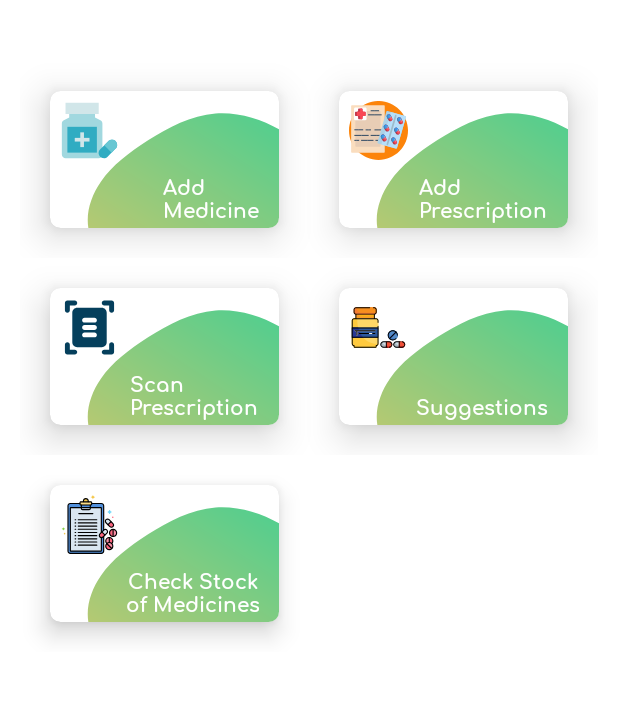
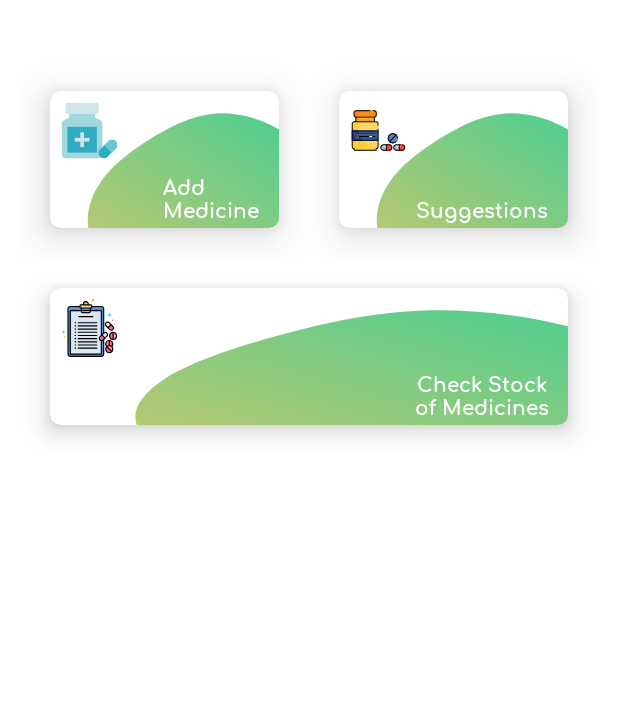
Before and after one commit to Akshi-Vasaniya/MediTrack, an Android app: the screen it shows after launch once a user with an empty profile is signed in (HomeActivity), on a phone screen of 412 x 824 dp, the part 63-765 px from its top. Run offline under Robolectric (Android 15) with nearby library versions, the phone set to English and light mode, and no system bars; our stand-ins replace Firebase (no records; nobody signed in at launch, a user with empty details on screens opened directly), navigation-ui, sdp/ssp sizes.

Commit message:
Commented out Add & Scan Prescription LinearLayout

```diff
--- a/app/src/main/java/com/example/meditrack/homeActivity/home/HomeFragment.kt
+++ b/app/src/main/java/com/example/meditrack/homeActivity/home/HomeFragment.kt
@@ -190,7 +190,7 @@ class HomeFragment : Fragment() {
                 withContext(Dispatchers.Main){
                     /*menuLayout.usernameTxt.text=requireActivity().getString(R.string.full_name,userData.name,userData.surname)*/
                     addMedicineImageView.setSVG(addMedicineSVG)
-                    addPrescriptionImageView.setSVG(addPrescriptionSVG)
+//                    addPrescriptionImageView.setSVG(addPrescriptionSVG)
                     checkStockMedicinesImageView.setSVG(checkStockMedicineSVG)
                     medicineSuggestionsImageView.setSVG(medicineSuggestionSVG)
                 }
--- a/app/src/main/res/layout/fragment_home.xml
+++ b/app/src/main/res/layout/fragment_home.xml
@@ -98,6 +98,52 @@
                     </androidx.constraintlayout.widget.ConstraintLayout>
                 </com.google.android.material.card.MaterialCardView>
                 <com.google.android.material.card.MaterialCardView
+                    android:id="@+id/suggestionMedicineCard"
+                    android:layout_width="@dimen/_50sdp"
+                    android:layout_height="@dimen/_70sdp"
+                    app:cardCornerRadius="7dp"
+                    app:cardElevation="15dp"
+                    android:layout_weight="1"
+                    android:clickable="true"
+                    android:focusable="true"
+                    android:layout_margin="20dp"
+                    android:focusableInTouchMode="false"
+                    android:clipToPadding="false">
+                    <androidx.constraintlayout.widget.ConstraintLayout
+                        android:layout_width="match_parent"
+                        android:layout_height="match_parent"
+                        android:background="@drawable/shape_card_view">
+
+                        <com.caverock.androidsvg.SVGImageView
+                            android:id="@+id/medicineSuggestionsImageView"
+                            android:layout_width="@dimen/_30sdp"
+                            android:layout_height="@dimen/_30sdp"
+                            android:layout_marginTop="@dimen/_5sdp"
+                            android:layout_marginStart="@dimen/_5sdp"
+                            app:layout_constraintStart_toStartOf="parent"
+                            app:layout_constraintTop_toTopOf="parent" />
+
+                        <TextView
+                            android:layout_width="wrap_content"
+                            android:layout_height="wrap_content"
+                            android:textAlignment="center"
+                            android:fontFamily="@font/comfortaa_bold"
+                            android:text="Suggestions"
+                            android:textColor="@color/white"
+                            android:textSize="@dimen/_10sdp"
+                            android:layout_marginEnd="@dimen/_10sdp"
+                            android:layout_marginBottom="@dimen/_2sdp"
+                            app:layout_constraintBottom_toBottomOf="parent"
+                            app:layout_constraintEnd_toEndOf="parent"/>
+                    </androidx.constraintlayout.widget.ConstraintLayout>
+                </com.google.android.material.card.MaterialCardView>
+            </LinearLayout>
+            <LinearLayout
+                android:layout_width="match_parent"
+                android:layout_height="wrap_content"
+                android:orientation="horizontal"
+                android:visibility="gone">
+                <com.google.android.material.card.MaterialCardView
                     android:id="@+id/addPrescriptionCard"
                     android:layout_width="@dimen/_50sdp"
                     android:layout_height="@dimen/_70sdp"
@@ -138,11 +184,6 @@
                             app:layout_constraintEnd_toEndOf="parent"/>
                     </androidx.constraintlayout.widget.ConstraintLayout>
                 </com.google.android.material.card.MaterialCardView>
-            </LinearLayout>
-            <LinearLayout
-                android:layout_width="match_parent"
-                android:layout_height="wrap_content"
-                android:orientation="horizontal">
                 <com.google.android.material.card.MaterialCardView
                     android:layout_width="@dimen/_50sdp"
                     android:layout_height="@dimen/_70sdp"
@@ -181,46 +222,6 @@
                             android:layout_marginBottom="@dimen/_2sdp"
                             app:layout_constraintBottom_toBottomOf="parent"
                             app:layout_constraintEnd_toEndOf="parent" />
-                    </androidx.constraintlayout.widget.ConstraintLayout>
-                </com.google.android.material.card.MaterialCardView>
-                <com.google.android.material.card.MaterialCardView
-                    android:id="@+id/suggestionMedicineCard"
-                    android:layout_width="@dimen/_50sdp"
-                    android:layout_height="@dimen/_70sdp"
-                    app:cardCornerRadius="7dp"
-                    app:cardElevation="15dp"
-                    android:layout_weight="1"
-                    android:clickable="true"
-                    android:focusable="true"
-                    android:layout_margin="20dp"
-                    android:focusableInTouchMode="false"
-                    android:clipToPadding="false">
-                    <androidx.constraintlayout.widget.ConstraintLayout
-                        android:layout_width="match_parent"
-                        android:layout_height="match_parent"
-                        android:background="@drawable/shape_card_view">
-
-                        <com.caverock.androidsvg.SVGImageView
-                            android:id="@+id/medicineSuggestionsImageView"
-                            android:layout_width="@dimen/_30sdp"
-                            android:layout_height="@dimen/_30sdp"
-                            android:layout_marginTop="@dimen/_5sdp"
-                            android:layout_marginStart="@dimen/_5sdp"
-                            app:layout_constraintStart_toStartOf="parent"
-                            app:layout_constraintTop_toTopOf="parent" />
-
-                        <TextView
-                            android:layout_width="wrap_content"
-                            android:layout_height="wrap_content"
-                            android:textAlignment="center"
-                            android:fontFamily="@font/comfortaa_bold"
-                            android:text="Suggestions"
-                            android:textColor="@color/white"
-                            android:textSize="@dimen/_10sdp"
-                            android:layout_marginEnd="@dimen/_10sdp"
-                            android:layout_marginBottom="@dimen/_2sdp"
-                            app:layout_constraintBottom_toBottomOf="parent"
-                            app:layout_constraintEnd_toEndOf="parent"/>
                     </androidx.constraintlayout.widget.ConstraintLayout>
                 </com.google.android.material.card.MaterialCardView>
             </LinearLayout>
@@ -271,48 +272,6 @@
                             app:layout_constraintEnd_toEndOf="parent" />
                     </androidx.constraintlayout.widget.ConstraintLayout>
                 </com.google.android.material.card.MaterialCardView>
-
-                <com.google.android.material.card.MaterialCardView
-                    android:layout_width="@dimen/_50sdp"
-                    android:layout_height="@dimen/_70sdp"
-                    app:cardCornerRadius="7dp"
-                    app:cardElevation="10dp"
-                    android:layout_weight="1"
-                    android:clickable="true"
-                    android:focusable="true"
-                    android:focusableInTouchMode="false"
-                    android:clipToPadding="false"
-                    android:layout_margin="20dp"
-                    android:visibility="invisible">
-
-                    <androidx.constraintlayout.widget.ConstraintLayout
-                        android:layout_width="match_parent"
-                        android:layout_height="match_parent"
-                        android:background="@drawable/shape_card_view">
-
-                        <com.caverock.androidsvg.SVGImageView
-                            android:layout_width="@dimen/_30sdp"
-                            android:layout_height="@dimen/_30sdp"
-                            android:layout_marginTop="@dimen/_5sdp"
-                            android:layout_marginStart="@dimen/_5sdp"
-                            app:layout_constraintStart_toStartOf="parent"
-                            app:layout_constraintTop_toTopOf="parent" />
-
-                        <TextView
-                            android:layout_width="wrap_content"
-                            android:layout_height="wrap_content"
-                            android:layout_gravity="center_horizontal"
-                            android:fontFamily="@font/comfortaa_bold"
-                            android:gravity="center"
-                            android:text="Check Stock\nof Medicines"
-                            android:textColor="@color/white"
-                            android:textSize="@dimen/_10sdp"
-                            android:layout_marginEnd="@dimen/_10sdp"
-                            android:layout_marginBottom="@dimen/_2sdp"
-                            app:layout_constraintBottom_toBottomOf="parent"
-                            app:layout_constraintEnd_toEndOf="parent" />
-                    </androidx.constraintlayout.widget.ConstraintLayout>
-                </com.google.android.material.card.MaterialCardView>
             </LinearLayout>
         </LinearLayout>
     </androidx.constraintlayout.widget.ConstraintLayout>
```
